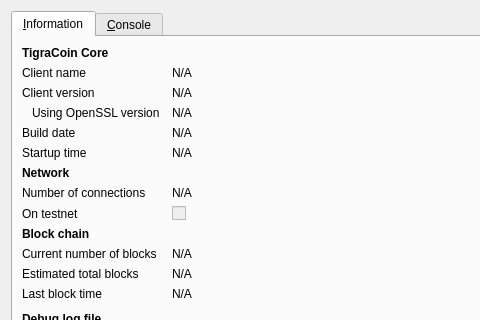
First picture: the form in src/qt/forms/rpcconsole.ui, repository laurobeleche/Caluracoin, before the edit; both pictures show x 0 to 480 and y 0 to 320 of the 740 by 450 pixel window.
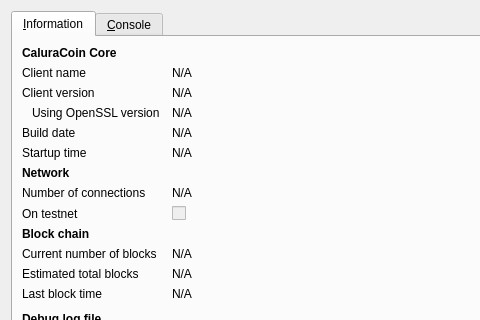
Second picture: the form after the edit. Icons and pictures are not drawn.

```diff
--- a/src/qt/forms/rpcconsole.ui
+++ b/src/qt/forms/rpcconsole.ui
@@ -36,7 +36,7 @@
           </font>
          </property>
          <property name="text">
-          <string>TigraCoin Core</string>
+          <string>CaluraCoin Core</string>
          </property>
         </widget>
        </item>
```
Left out of the diff: 6 changed lines with no effect on the pictures.
